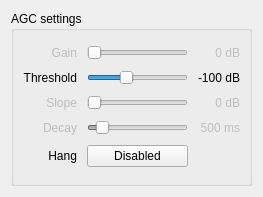
First picture: the form in src/qtgui/agc_options.ui, repository gqrx-sdr/gqrx, before the edit.
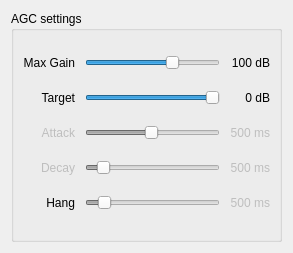
Second picture: the form after the edit. Icons and pictures are not drawn.

What changed in the file:
```diff
--- a/src/qtgui/agc_options.ui
+++ b/src/qtgui/agc_options.ui
@@ -6,8 +6,8 @@
    <rect>
     <x>0</x>
     <y>0</y>
-    <width>263</width>
-    <height>197</height>
+    <width>293</width>
+    <height>253</height>
    </rect>
   </property>
   <property name="focusPolicy">
@@ -33,66 +33,28 @@
       <property name="verticalSpacing">
        <number>5</number>
       </property>
-      <item row="4" column="0">
-       <widget class="QLabel" name="label3">
-        <property name="enabled">
-         <bool>false</bool>
-        </property>
-        <property name="text">
-         <string>Slope</string>
-        </property>
-        <property name="alignment">
-         <set>Qt::AlignRight|Qt::AlignTrailing|Qt::AlignVCenter</set>
-        </property>
-       </widget>
-      </item>
       <item row="2" column="0">
        <widget class="QLabel" name="label2">
         <property name="text">
-         <string>Threshold</string>
+         <string>Target</string>
         </property>
         <property name="alignment">
          <set>Qt::AlignRight|Qt::AlignTrailing|Qt::AlignVCenter</set>
         </property>
        </widget>
       </item>
-      <item row="4" column="1">
-       <widget class="QSlider" name="slopeSlider">
-        <property name="enabled">
-         <bool>false</bool>
-        </property>
-        <property name="focusPolicy">
-         <enum>Qt::StrongFocus</enum>
-        </property>
-        <property name="toolTip">
-         <string>AGC slope</string>
-        </property>
-        <property name="maximum">
-         <number>10</number>
-        </property>
-        <property name="pageStep">
-         <number>1</number>
-        </property>
-        <property name="value">
-         <number>0</number>
-        </property>
-        <property name="orientation">
-         <enum>Qt::Horizontal</enum>
-        </property>
-       </widget>
-      </item>
       <item row="2" column="2">
        <widget class="QLabel" name="thresholdLabel">
         <property name="text">
-         <string>-100 dB</string>
+         <string>0 dB</string>
         </property>
         <property name="alignment">
          <set>Qt::AlignRight|Qt::AlignTrailing|Qt::AlignVCenter</set>
         </property>
        </widget>
       </item>
-      <item row="5" column="0">
-       <widget class="QLabel" name="label4">
+      <item row="4" column="0">
+       <widget class="QLabel" name="decayTitle">
         <property name="enabled">
          <bool>false</bool>
         </property>
@@ -104,42 +66,7 @@
         </property>
        </widget>
       </item>
-      <item row="6" column="1">
-       <widget class="QPushButton" name="hangButton">
-        <property name="toolTip">
-         <string>Enable / disable AGC hang</string>
-        </property>
-        <property name="text">
-         <string>Disabled</string>
-        </property>
-        <property name="checkable">
-         <bool>true</bool>
-        </property>
-        <property name="autoDefault">
-         <bool>false</bool>
-        </property>
-        <property name="flat">
-         <bool>false</bool>
-        </property>
-       </widget>
-      </item>
-      <item row="0" column="2">
-       <widget class="QLabel" name="gainLabel">
-        <property name="enabled">
-         <bool>false</bool>
-        </property>
-        <property name="toolTip">
-         <string>Manual gain. Used when AGC is switched off</string>
-        </property>
-        <property name="text">
-         <string>0 dB</string>
-        </property>
-        <property name="alignment">
-         <set>Qt::AlignRight|Qt::AlignTrailing|Qt::AlignVCenter</set>
-        </property>
-       </widget>
-      </item>
-      <item row="5" column="1">
+      <item row="4" column="1">
        <widget class="QSlider" name="decaySlider">
         <property name="enabled">
          <bool>false</bool>
@@ -173,66 +100,21 @@
         </property>
        </widget>
       </item>
-      <item row="5" column="2">
-       <widget class="QLabel" name="decayLabel">
-        <property name="enabled">
-         <bool>false</bool>
-        </property>
-        <property name="text">
-         <string>500 ms</string>
-        </property>
-        <property name="alignment">
-         <set>Qt::AlignRight|Qt::AlignTrailing|Qt::AlignVCenter</set>
-        </property>
-       </widget>
-      </item>
-      <item row="0" column="1">
-       <widget class="QSlider" name="gainSlider">
-        <property name="enabled">
-         <bool>false</bool>
-        </property>
-        <property name="focusPolicy">
-         <enum>Qt::StrongFocus</enum>
-        </property>
-        <property name="toolTip">
-         <string>Manual gain. Used when AGC is switched off</string>
-        </property>
-        <property name="maximum">
-         <number>100</number>
-        </property>
-        <property name="orientation">
-         <enum>Qt::Horizontal</enum>
-        </property>
-       </widget>
-      </item>
-      <item row="0" column="0">
-       <widget class="QLabel" name="label1">
-        <property name="enabled">
-         <bool>false</bool>
-        </property>
-        <property name="text">
-         <string>Gain</string>
-        </property>
-        <property name="alignment">
-         <set>Qt::AlignRight|Qt::AlignTrailing|Qt::AlignVCenter</set>
-        </property>
-       </widget>
-      </item>
       <item row="4" column="2">
-       <widget class="QLabel" name="slopeLabel">
+       <widget class="QLabel" name="decayLabel">
         <property name="enabled">
          <bool>false</bool>
         </property>
         <property name="text">
-         <string>0 dB</string>
+         <string>500 ms</string>
         </property>
         <property name="alignment">
          <set>Qt::AlignRight|Qt::AlignTrailing|Qt::AlignVCenter</set>
         </property>
        </widget>
       </item>
-      <item row="6" column="0">
-       <widget class="QLabel" name="label5">
+      <item row="5" column="0">
+       <widget class="QLabel" name="hangTitle">
         <property name="text">
          <string>Hang</string>
         </property>
@@ -250,19 +132,180 @@
          <string>AGC threshold (aka. knee)</string>
         </property>
         <property name="minimum">
-         <number>-160</number>
-        </property>
-        <property name="maximum">
-         <number>0</number>
-        </property>
-        <property name="value">
          <number>-100</number>
         </property>
+        <property name="maximum">
+         <number>0</number>
+        </property>
+        <property name="value">
+         <number>0</number>
+        </property>
         <property name="orientation">
          <enum>Qt::Horizontal</enum>
         </property>
        </widget>
       </item>
+      <item row="0" column="0">
+       <widget class="QLabel" name="maxGainTitle">
+        <property name="enabled">
+         <bool>true</bool>
+        </property>
+        <property name="text">
+         <string>Max Gain</string>
+        </property>
+        <property name="alignment">
+         <set>Qt::AlignRight|Qt::AlignTrailing|Qt::AlignVCenter</set>
+        </property>
+       </widget>
+      </item>
+      <item row="0" column="1">
+       <widget class="QSlider" name="maxGainSlider">
+        <property name="enabled">
+         <bool>true</bool>
+        </property>
+        <property name="focusPolicy">
+         <enum>Qt::StrongFocus</enum>
+        </property>
+        <property name="toolTip">
+         <string>Maximum automatic gain.</string>
+        </property>
+        <property name="minimum">
+         <number>0</number>
+        </property>
+        <property name="maximum">
+         <number>150</number>
+        </property>
+        <property name="value">
+         <number>100</number>
+        </property>
+        <property name="orientation">
+         <enum>Qt::Horizontal</enum>
+        </property>
+       </widget>
+      </item>
+      <item row="0" column="2">
+       <widget class="QLabel" name="maxGainLabel">
+        <property name="enabled">
+         <bool>true</bool>
+        </property>
+        <property name="toolTip">
+         <string>Manual gain. Used when AGC is switched off</string>
+        </property>
+        <property name="text">
+         <string>100 dB</string>
+        </property>
+        <property name="alignment">
+         <set>Qt::AlignRight|Qt::AlignTrailing|Qt::AlignVCenter</set>
+        </property>
+       </widget>
+      </item>
+      <item row="3" column="1">
+       <widget class="QSlider" name="attackSlider">
+        <property name="enabled">
+         <bool>false</bool>
+        </property>
+        <property name="focusPolicy">
+         <enum>Qt::StrongFocus</enum>
+        </property>
+        <property name="toolTip">
+         <string>AGC attack time. Time to change from max gain to min gain. Smaller gain changes are faster.</string>
+        </property>
+        <property name="minimum">
+         <number>20</number>
+        </property>
+        <property name="maximum">
+         <number>1000</number>
+        </property>
+        <property name="singleStep">
+         <number>10</number>
+        </property>
+        <property name="pageStep">
+         <number>50</number>
+        </property>
+        <property name="value">
+         <number>500</number>
+        </property>
+        <property name="sliderPosition">
+         <number>500</number>
+        </property>
+        <property name="orientation">
+         <enum>Qt::Horizontal</enum>
+        </property>
+       </widget>
+      </item>
+      <item row="3" column="0">
+       <widget class="QLabel" name="attackTitle">
+        <property name="enabled">
+         <bool>false</bool>
+        </property>
+        <property name="text">
+         <string>Attack</string>
+        </property>
+        <property name="alignment">
+         <set>Qt::AlignRight|Qt::AlignTrailing|Qt::AlignVCenter</set>
+        </property>
+       </widget>
+      </item>
+      <item row="3" column="2">
+       <widget class="QLabel" name="attackLabel">
+        <property name="enabled">
+         <bool>false</bool>
+        </property>
+        <property name="text">
+         <string>500 ms</string>
+        </property>
+        <property name="alignment">
+         <set>Qt::AlignRight|Qt::AlignTrailing|Qt::AlignVCenter</set>
+        </property>
+       </widget>
+      </item>
+      <item row="5" column="1">
+       <widget class="QSlider" name="hangSlider">
+        <property name="enabled">
+         <bool>false</bool>
+        </property>
+        <property name="focusPolicy">
+         <enum>Qt::StrongFocus</enum>
+        </property>
+        <property name="toolTip">
+         <string>AGC hang time. Time to wait before trying to increase the gain after the peak.</string>
+        </property>
+        <property name="minimum">
+         <number>0</number>
+        </property>
+        <property name="maximum">
+         <number>5000</number>
+        </property>
+        <property name="singleStep">
+         <number>10</number>
+        </property>
+        <property name="pageStep">
+         <number>50</number>
+        </property>
+        <property name="value">
+         <number>500</number>
+        </property>
+        <property name="sliderPosition">
+         <number>500</number>
+        </property>
+        <property name="orientation">
+         <enum>Qt::Horizontal</enum>
+        </property>
+       </widget>
+      </item>
+      <item row="5" column="2">
+       <widget class="QLabel" name="hangLabel">
+        <property name="enabled">
+         <bool>false</bool>
+        </property>
+        <property name="text">
+         <string>500 ms</string>
+        </property>
+        <property name="alignment">
+         <set>Qt::AlignRight|Qt::AlignTrailing|Qt::AlignVCenter</set>
+        </property>
+       </widget>
+      </item>
      </layout>
     </widget>
    </item>
```
Left out of the diff: 15 changed lines with no effect on the pictures.
